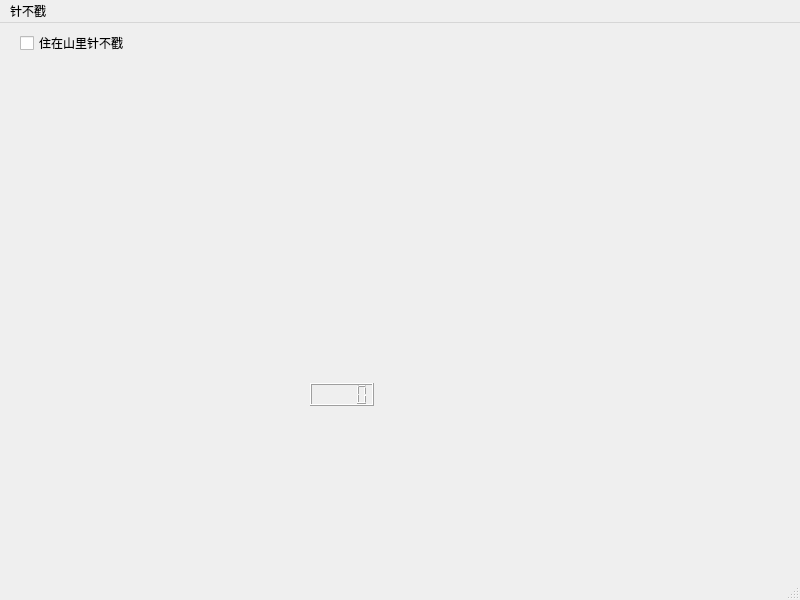
First picture: the form in ui/mainwindow.ui, repository yiguanxianyu/PiGIS, before the edit.
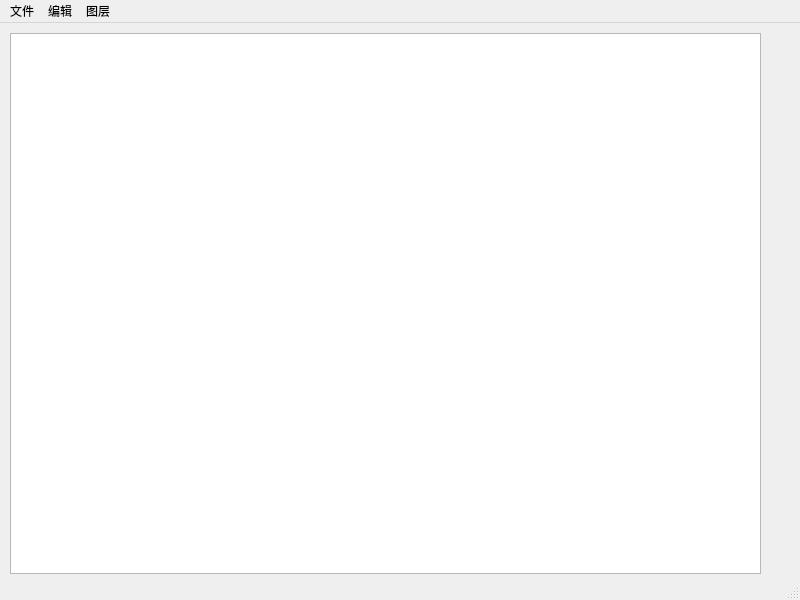
Second picture: the form after the edit.

The edit to the form file:
```diff
--- a/ui/mainwindow.ui
+++ b/ui/mainwindow.ui
@@ -14,26 +14,13 @@
    <string>MainWindow</string>
   </property>
   <widget class="QWidget" name="centralwidget">
-   <widget class="QCheckBox" name="checkBox">
+   <widget class="QGraphicsView" name="graphicsView">
     <property name="geometry">
      <rect>
-      <x>20</x>
+      <x>10</x>
       <y>10</y>
-      <width>111</width>
-      <height>20</height>
-     </rect>
-    </property>
-    <property name="text">
-     <string>住在山里针不戳</string>
-    </property>
-   </widget>
-   <widget class="QLCDNumber" name="lcdNumber">
-    <property name="geometry">
-     <rect>
-      <x>310</x>
-      <y>360</y>
-      <width>64</width>
-      <height>23</height>
+      <width>751</width>
+      <height>541</height>
      </rect>
     </property>
    </widget>
@@ -47,12 +34,24 @@
      <height>22</height>
     </rect>
    </property>
-   <widget class="QMenu" name="menutest1">
+   <widget class="QMenu" name="menu">
     <property name="title">
-     <string>针不戳</string>
+     <string>文件</string>
     </property>
    </widget>
-   <addaction name="menutest1"/>
+   <widget class="QMenu" name="menu_2">
+    <property name="title">
+     <string>编辑</string>
+    </property>
+   </widget>
+   <widget class="QMenu" name="menu_3">
+    <property name="title">
+     <string>图层</string>
+    </property>
+   </widget>
+   <addaction name="menu"/>
+   <addaction name="menu_2"/>
+   <addaction name="menu_3"/>
   </widget>
   <widget class="QStatusBar" name="statusbar"/>
  </widget>
```
Left out of the diff: 21 changed lines with no effect on the pictures.
